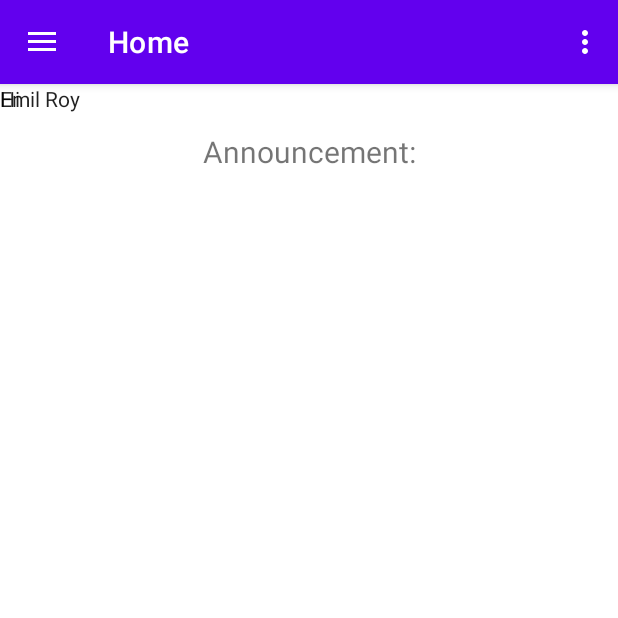
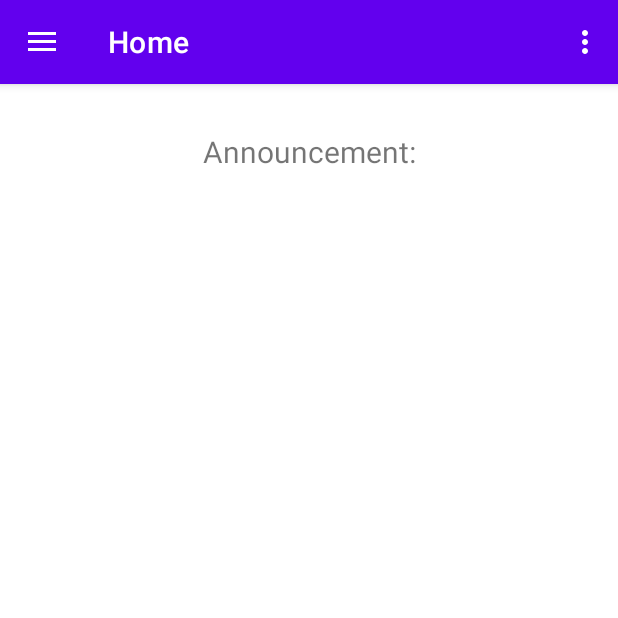
Before and after one commit to emilroy4/team1, an Android app: the screen it shows after launch (MainActivity), on a phone screen of 412 x 824 dp, the top half of it. Run offline under Robolectric (Android 15) with nearby library versions, the phone set to English and light mode, and no system bars; our stand-ins replace navigation-ui.

Commit message:
added user_name

```diff
--- a/app/src/main/res/layout/content_main.xml
+++ b/app/src/main/res/layout/content_main.xml
@@ -23,19 +23,6 @@
         app:layout_constraintVertical_bias="0.0"
         app:navGraph="@navigation/mobile_navigation" />
 
-    <TextView
-        android:id="@+id/textView2"
-        android:layout_width="wrap_content"
-        android:layout_height="wrap_content"
-        android:text="@string/user_name"
-        android:textAppearance="@style/TextAppearance.AppCompat.Body1" />
-
-    <TextView
-        android:id="@+id/textView3"
-        android:layout_width="wrap_content"
-        android:layout_height="wrap_content"
-        android:text="Hi"
-        android:textAppearance="@style/TextAppearance.AppCompat.Body1" />
 
 
 </androidx.constraintlayout.widget.ConstraintLayout>
--- a/app/src/main/res/layout/nav_header_main.xml
+++ b/app/src/main/res/layout/nav_header_main.xml
@@ -24,7 +24,7 @@
         android:layout_width="match_parent"
         android:layout_height="wrap_content"
         android:paddingTop="@dimen/nav_header_vertical_spacing"
-        android:text="@string/nav_header_title"
+        android:text="@string/user_name"
         android:textAppearance="@style/TextAppearance.AppCompat.Body1" />
 
     <TextView
--- a/app/src/main/res/values/strings.xml
+++ b/app/src/main/res/values/strings.xml
@@ -2,7 +2,7 @@
     <string name="app_name">team1</string>
     <string name="navigation_drawer_open">Open navigation drawer</string>
     <string name="navigation_drawer_close">Close navigation drawer</string>
-    <string name="nav_header_title">Emil Roy</string>
+
     <string name="user_name">Emil Roy</string>
     <string name="nav_header_subtitle">emilroy100@gmail.com</string>
     <string name="nav_header_desc">Navigation header</string>
```
